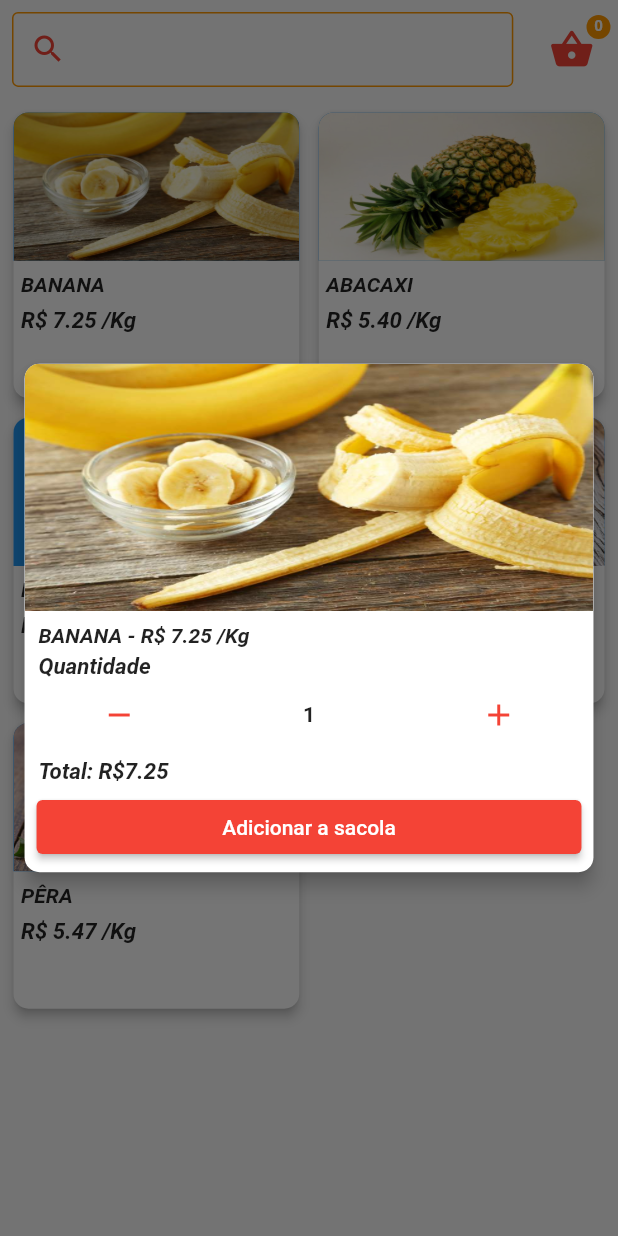
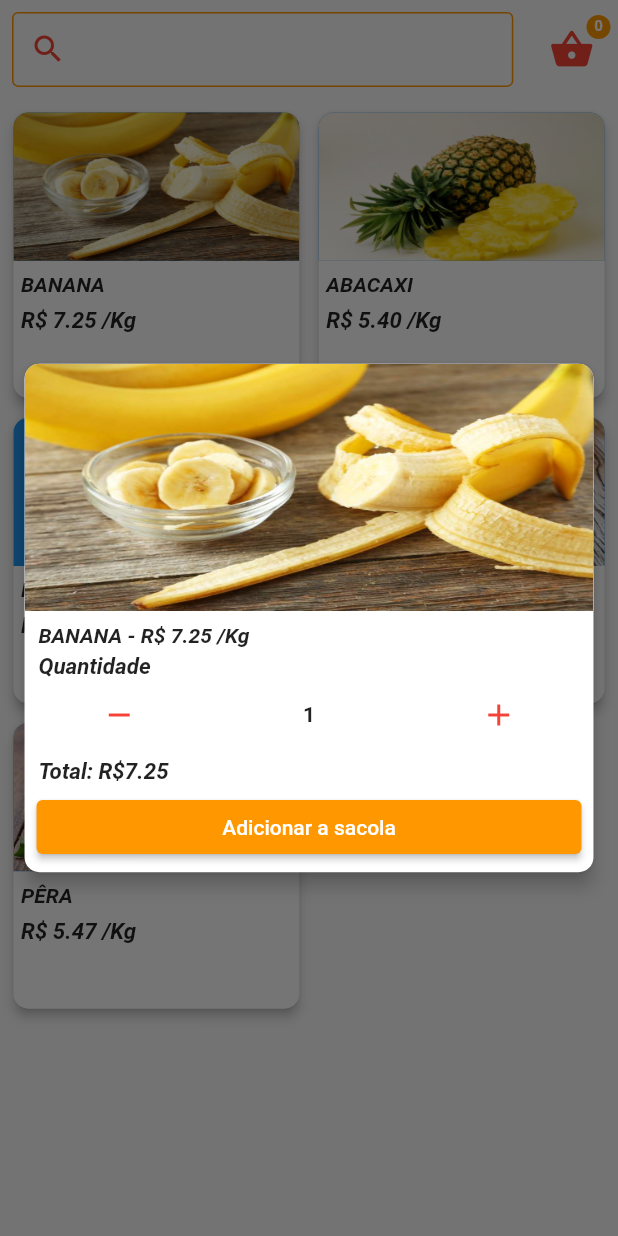
Before and after one commit to DouglasMarcionilio/EcommerceFrutas, a Flutter app: the PrincipalPage screen opened directly, after a tap on "BANANA", on a phone screen of 412 x 824 dp. Run offline on Flutter 3.47's test engine with Material 2 defaults, Android fonts, the phone set to English and light mode, and no system bars; our stand-ins replace flutter_modular, fluttertoast, pdf, permission_handler, rxdart.

Commit message:
Correção de bugs e adição de funcionalidades
Correção de um bug em relação ao valor  do primeiro item adicionado na sacola;
Adição da funcionalidade de remover itens da sacola.
Adição do package RxDart

```diff
--- a/lib/app/components/card_compra.dart
+++ b/lib/app/components/card_compra.dart
@@ -142,6 +142,24 @@ class CardCompra extends StatelessWidget {
               ),
               Row(
                 children: [
+                  Visibility(
+                    visible: sacolaController.editando,
+                    child: Expanded(
+                      child: Padding(
+                        padding: const EdgeInsets.only(
+                            bottom: 2.0, left: 8, right: 8),
+                        child: ElevatedButton(
+                          onPressed: () {
+                            cardCompraController.removerItem(context);
+                          },
+                          child: Text('Remover'),
+                          style: ElevatedButton.styleFrom(
+                            primary: Colors.red,
+                          ),
+                        ),
+                      ),
+                    ),
+                  ),
                   Expanded(
                     child: Padding(
                       padding:
@@ -155,13 +173,13 @@ class CardCompra extends StatelessWidget {
                             ? 'Atualizar'
                             : 'Adicionar a sacola'),
                         style: ElevatedButton.styleFrom(
-                          primary: Colors.red,
+                          primary: Colors.orange,
                         ),
                       ),
                     ),
-                  )
+                  ),
                 ],
-              )
+              ),
             ],
           ),
         ),
--- a/lib/app/components_controllers/sacola_controller.dart
+++ b/lib/app/components_controllers/sacola_controller.dart
@@ -67,13 +67,13 @@ class SacolaController extends Disposable {
     );
   }
 
-  finalizarPedido()async{
+  finalizarPedido() async {
     var status = await Permission.storage.request();
     if (status.isGranted) {
       final pdf = pw.Document();
       pdf.addPage(await pdfPage.pdfConfiguration());
-                      final archive = File(
-                              'storage/emulated/0/Download/${DateTime.now().hashCode}.pdf')
+      final archive =
+          File('storage/emulated/0/Download/${DateTime.now().hashCode}.pdf')
               .create()
               .then(
                 (value) async => value.writeAsBytes(
--- a/pubspec.yaml
+++ b/pubspec.yaml
@@ -39,7 +39,7 @@ dependencies:
   permission_handler: ^8.3.0
   pdf: ^3.6.2
   flutter_modular: ^4.2.0
-  rxdart: ^0.27.2
+  rxdart: ^0.27.3
 
 dev_dependencies:
   flutter_test:
```
Also changed, not shown: lib/app/components_controllers/card_compra_controller.dart (+19 -4 lines). Lines whose indentation alone changed are shown as unchanged.
